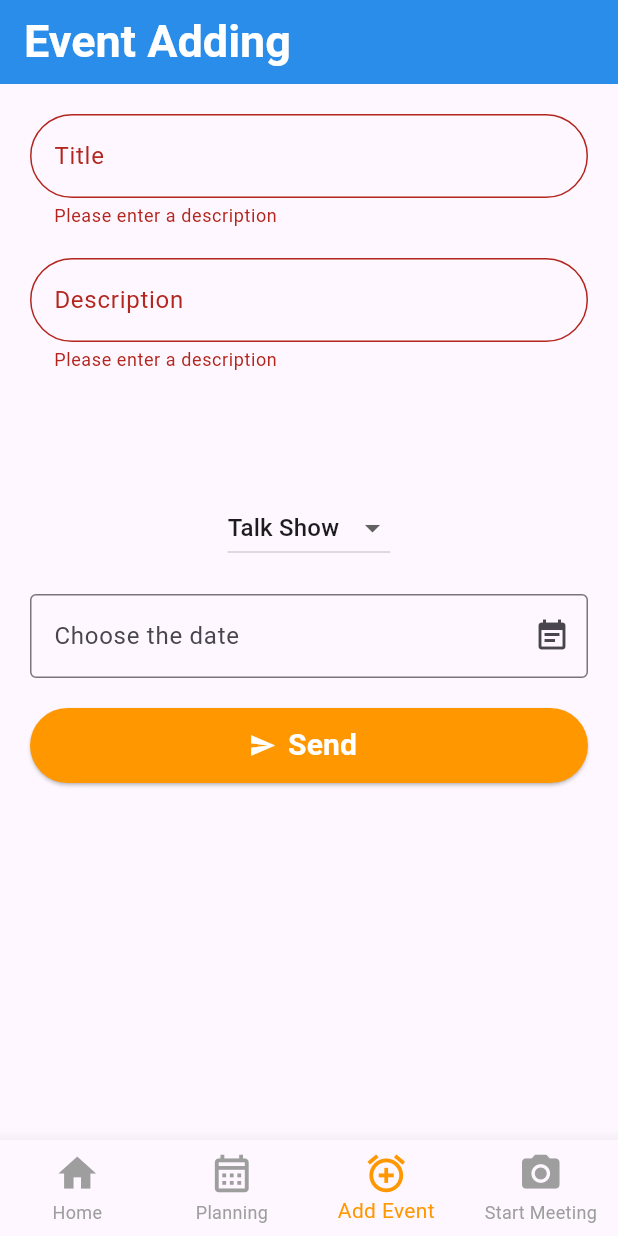
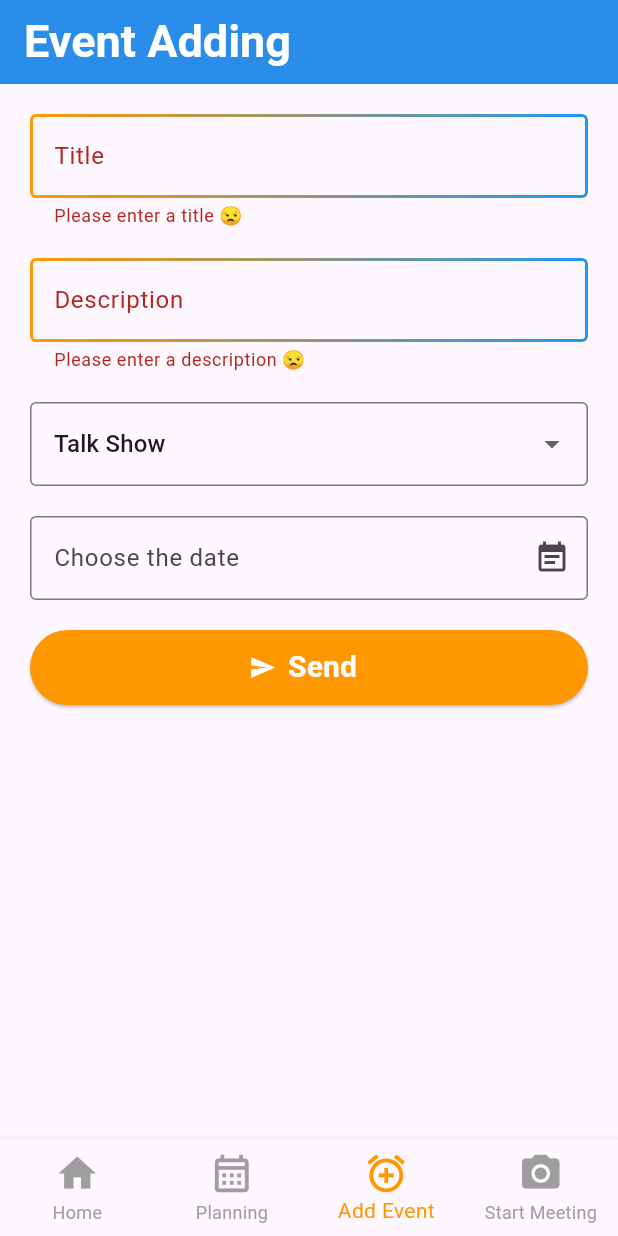
Before and after one commit to Johncross00/meet-planning, a Flutter app: the screen it shows after launch, item 3 of the bottom bar chosen, after a tap on "Send", on a phone screen of 412 x 824 dp. Run offline on Flutter 3.47's test engine with Material 3 defaults, Android fonts, the phone set to English and light mode, and no system bars; drawn by our look-alikes of date_field; our stand-ins replace flutter_svg, gradient_borders.

Commit message:
Add a new package for textfield color and adjust the scrollview (SingleChildScrollView)

```diff
--- a/lib/main.dart
+++ b/lib/main.dart
@@ -43,12 +43,18 @@ class _MyAppState extends State<MyApp> {
             const Text("Camera",  style: TextStyle(color: Colors.white,  fontWeight: FontWeight.bold, fontSize: 30),),
           ][_currentIndex],
         ),
-        body: [
-          const HomePage(),
-          const EventPage(),
-          const AddEventPage(),
-          const CameraPage(),
-        ][_currentIndex],
+        body: SingleChildScrollView(
+          child: Column(
+            children: [
+              [
+                const HomePage(),
+                const EventPage(),
+                const AddEventPage(),
+                const CameraPage(),
+              ][_currentIndex],
+            ],
+          ),
+        ),
         bottomNavigationBar: BottomNavigationBar(
             selectedItemColor: Colors.orange,
             unselectedItemColor: Colors.grey,
--- a/lib/pages/add_event_page.dart
+++ b/lib/pages/add_event_page.dart
@@ -1,5 +1,6 @@
 import 'package:date_field/date_field.dart';
 import 'package:flutter/material.dart';
+import 'package:gradient_borders/input_borders/gradient_outline_input_border.dart';
 
 class AddEventPage extends StatefulWidget {
   const AddEventPage({super.key});
@@ -32,18 +33,26 @@ class _AddEventPageState extends State<AddEventPage> {
             Container(
               margin: const EdgeInsets.only(bottom: 20),
               child: TextFormField(
-                decoration: InputDecoration(
+                decoration: const InputDecoration(
+                  border: GradientOutlineInputBorder(
+                    gradient: LinearGradient(colors: [Colors.orange, Colors.blue]),
+                    width: 2,
+                  ),
+                  focusedBorder: GradientOutlineInputBorder(
+                      gradient: LinearGradient(colors: [Colors.blue, Colors.orange]),
+                      width: 3
+                  ),
                   labelText: 'Title',
                   hintText: "Enter title",
-                  border: OutlineInputBorder(
-                    borderRadius: BorderRadius.circular(50)
-
-                  ),
+                  // border: OutlineInputBorder(
+                  //   borderRadius: BorderRadius.circular(50)
+                  //
+                  // ),
                 ),
                 validator: (value) {
                   // if (value!.isEmpty) {
                   if (value == null || value.isEmpty) {
-                    return 'Please enter a description';
+                    return 'Please enter a title 😒';
                   }
                   return null;
                 } ,
@@ -52,18 +61,26 @@ class _AddEventPageState extends State<AddEventPage> {
 
             ),
             Container(
-              margin: const EdgeInsets.only(bottom: 80),
+              margin: const EdgeInsets.only(bottom: 20),
               child: TextFormField(
-                decoration: InputDecoration(
+                decoration: const InputDecoration(
+                  border: GradientOutlineInputBorder(
+                    gradient: LinearGradient(colors: [Colors.orange, Colors.blue]),
+                    width: 2,
+                  ),
+                  focusedBorder: GradientOutlineInputBorder(
+                      gradient: LinearGradient(colors: [Colors.blue, Colors.orange]),
+                      width: 3
+                  ),
                   labelText: 'Description',
                   hintText: "Enter description",
-                  border: OutlineInputBorder(
-                    borderRadius: BorderRadius.circular(100),
-                  ),
+                  // border: OutlineInputBorder(
+                  //   borderRadius: BorderRadius.circular(100),
+                  // ),
                 ),
                 validator: (value) {
                   if (value!.isEmpty) {
-                    return 'Please enter a description';
+                    return 'Please enter a description 😒';
                   }
                   return null;
                 } ,
@@ -72,24 +89,27 @@ class _AddEventPageState extends State<AddEventPage> {
             ),
             Container(
               margin: const EdgeInsets.only(bottom: 20),
-              child: DropdownButton(
-                // borderRadius: BorderRadius.circular(10),
+              child: DropdownButtonFormField(
                 items: const [
                   DropdownMenuItem(value: 'talk', child: Text("Talk Show")),
                   DropdownMenuItem(value: 'demo', child: Text("Demo Code")),
                   DropdownMenuItem(value: 'partner', child: Text("Partner")),
                 ],
+                decoration: const InputDecoration(
+                  border: OutlineInputBorder(),
+                ),
                 elevation: 50,
                 value: selectedConfType,
-                  onChanged: (value)  {
+                onChanged: (value) {
                   setState(() {
                     selectedConfType = value!;
                   });
-                  }
+                },
               ),
             ),
+
             Container(
-              margin: EdgeInsets.only(bottom: 20),
+              margin: const EdgeInsets.only(bottom: 20),
               child: DateTimeFormField(
                 decoration: const InputDecoration(
                   hintStyle: TextStyle(color: Colors.black45),
@@ -102,7 +122,6 @@ class _AddEventPageState extends State<AddEventPage> {
                 autovalidateMode: AutovalidateMode.always,
                 validator: (e) => (e?.day ?? 0) == 1 ? 'Please not the first day' : null,
                 onDateSelected: (DateTime value) {
-                  print(value);
                   setState(() {
                     selectedConfDate = value;
                   });
@@ -128,7 +147,6 @@ class _AddEventPageState extends State<AddEventPage> {
                           duration: const Duration(seconds: 2)),
                       );
                       FocusScope.of(context).requestFocus(FocusNode());
-                      print("title is $title and description is $description and conference type is $selectedConfType");
                     }
                   },
                   label: const Text("Send",
--- a/pubspec.yaml
+++ b/pubspec.yaml
@@ -38,6 +38,7 @@ dependencies:
   # Use with the CupertinoIcons class for iOS style icons.
   cupertino_icons: ^1.0.2
   date_field: ^3.0.5
+  gradient_borders: ^1.0.0
 
 dev_dependencies:
   flutter_test:
```
Also changed, not shown: pubspec.lock. Lines whose indentation alone changed are shown as unchanged.
